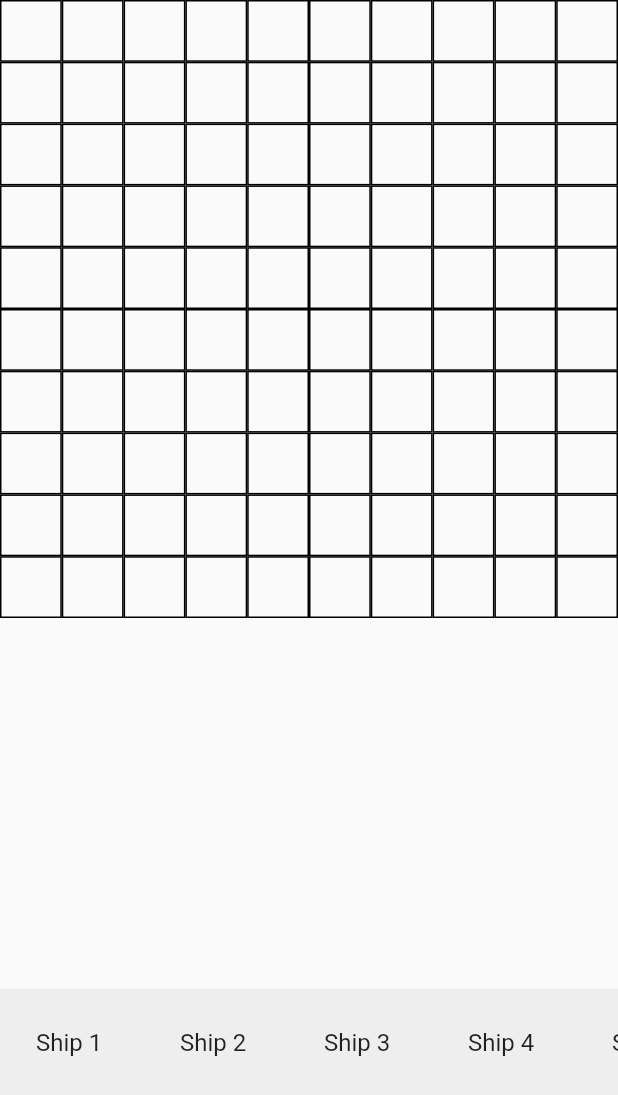
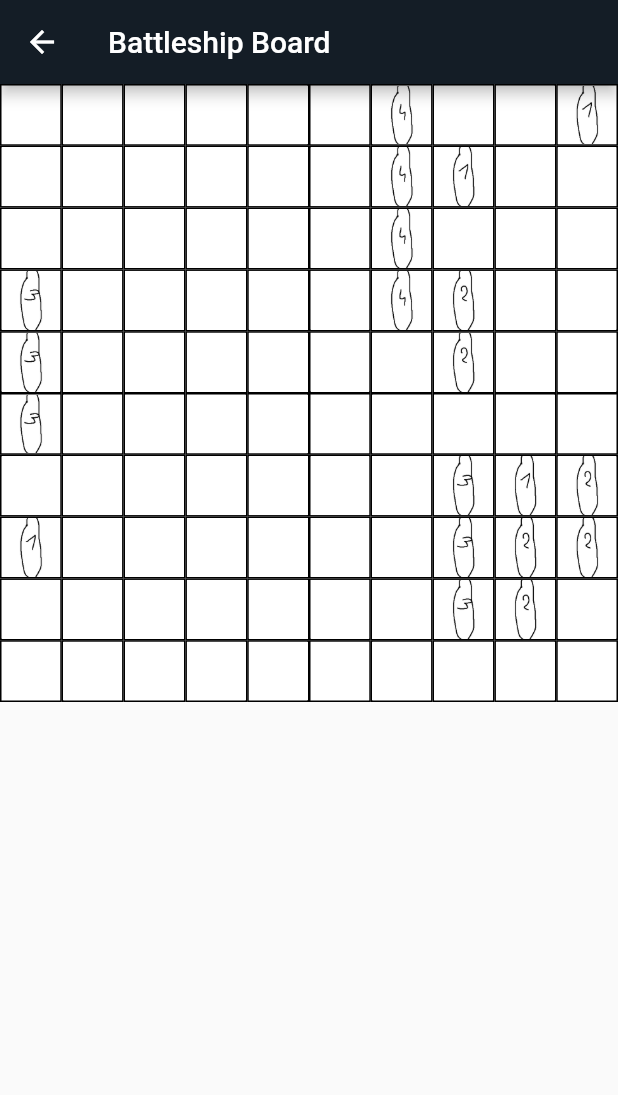
Before and after one commit to shaxi1/BattleShips, a Flutter app: the screen it shows after launch, on a phone screen of 412 x 824 dp. Shown: the top 1095 px of the screen. Run offline on Flutter 3.47's test engine with Material 2 defaults, Android fonts, the light colour scheme and no system bars; our stand-ins replace firebase_auth, firebase_core; accounts and stored records are empty.

Commit message:
Add ship deployment screen

```diff
--- a/battleships/lib/screens/ship_deployment.dart
+++ b/battleships/lib/screens/ship_deployment.dart
@@ -1,21 +1,7 @@
-import 'package:battleships/theme.dart';
 import 'package:flutter/material.dart';
+import 'dart:math';
 
-import '../structs/ship.dart';
-
-class Board {
-  late List<Ship?> grid;
-
-  Board(int size) {
-    grid = List<Ship?>.generate(size * size, (index) => null);
-  }
-
-  void placeShip(int index, Ship ship) {
-    // Implement logic to place ship on the board
-    // Check for valid placement, avoiding overlap with other ships
-    // You may want to handle edge cases based on the ship's rotation
-  }
-}
+import 'package:battleships/structs/ship.dart';
 
 class ShipPlacementScreen extends StatefulWidget {
   const ShipPlacementScreen({Key? key}) : super(key: key);
@@ -25,153 +11,122 @@ class ShipPlacementScreen extends StatefulWidget {
 }
 
 class _ShipPlacementScreenState extends State<ShipPlacementScreen> {
-  final int boardSize = 10; // Change this based on your requirement
-  final int maxShips = 10; // 1x4, 2x3, 3x2, 4x1
-  Board board = Board(10);
+  late List<Ship> board;
+
+  // Map ship sizes to corresponding image paths
+  Map<int, String> shipImagePaths = {
+    1: 'assets/ship_size1.png',
+    2: 'assets/ship_size2.png',
+    3: 'assets/ship_size3.png',
+    4: 'assets/ship_size4.png',
+  };
+
+  @override
+  void initState() {
+    super.initState();
+    int boardLength = 10;
+    int boardSize = boardLength * boardLength;
+    board = List.generate(
+        boardSize, (index) => Ship(rotation: 'up', size: 0, shipPart: 'water'));
+    _initializeShips();
+  }
+
+  // Function to initialize ships randomly
+  void _initializeShips() {
+    // Initialize ships based on the given counts
+    Map<int, int> shipCounts = {1: 4, 2: 3, 3: 2, 4: 1};
+    for (int shipSize in shipCounts.keys) {
+      for (int i = 0; i < shipCounts[shipSize]!; i++) {
+        _initializeShip(shipSize, 10);
+      }
+    }
+  }
+
+  int _findShipHeadIndex(int shipSize, int boardLength, int boardSize) {
+    // choose random index for ship head position, based on board size, avoid edges (take into account the ship size, and the rotation up)
+    Random random = Random();
+    while (true) {
+      int headIndex = random.nextInt(boardSize - shipSize * boardLength);
+      print(headIndex);
+      // check if the ship can be placed at the chosen index
+      bool canPlace = true;
+      for (int i = 0; i < shipSize; i++) {
+        if (board[headIndex + i * boardLength].shipPart != 'water') {
+          canPlace = false;
+          break;
+        }
+      }
+      if (canPlace) {
+        return headIndex;
+      }
+    }
+  }
+
+  // All ships are initalized with rotation 'up'
+  void _initializeShip(int size, int boardLength) {
+    int headIndex =
+        _findShipHeadIndex(size, boardLength, boardLength * boardLength);
+
+    for (int i = 0; i < size; i++) {
+      Ship ship;
+      // head or tail of the ship
+      if (i == 0 || i == size - 1) {
+        ship = Ship(rotation: 'up', size: size, shipPart: 'edge');
+      } else {
+        ship = Ship(rotation: 'up', size: size, shipPart: 'middle');
+      }
+      board[headIndex + i * boardLength] = ship;
+    }
+  }
 
   @override
   Widget build(BuildContext context) {
-    final isHorizontal =
-        MediaQuery.of(context).orientation == Orientation.landscape;
-    final screenHeight = MediaQuery.of(context).size.height;
-    final screenWidth = MediaQuery.of(context).size.width;
-
-    final boardHeight = screenHeight * 0.8;
-    final forVerticalshipsSectionHeight = screenHeight * 0.2;
-    final forHorizontalshipsSectionWidth = screenWidth * 0.2;
-
-    print(boardHeight);
-
     return Scaffold(
-      body: isHorizontal
-          ? _buildHorizontalLayout(boardHeight, forVerticalshipsSectionHeight)
-          : _buildVerticalLayout(boardHeight, forHorizontalshipsSectionWidth),
-    );
-  }
-
-  Widget _buildHorizontalLayout(
-      double boardHeight, double forHorizontalshipsSectionWidth) {
-    return Row(
-      children: [
-        Expanded(
-          flex: 8,
-          child: Container(
-            height: boardHeight,
-            child: GridView.builder(
-              gridDelegate: SliverGridDelegateWithFixedCrossAxisCount(
-                crossAxisCount: boardSize,
-              ),
-              itemBuilder: (context, index) {
-                return GestureDetector(
-                  onTap: () {
-                    // Handle ship placement here
-                    if (board.grid[index] == null) {
-                      Ship newShip =
-                          Ship(rotation: 'l', size: 1); // Customize as needed
-                      board.placeShip(index, newShip);
-                      setState(() {});
-                    }
-                  },
-                  child: Container(
-                    width: forHorizontalshipsSectionWidth,
-                    decoration: BoxDecoration(
-                      border: Border.all(),
-                    ),
-                    child: Center(
-                      child: board.grid[index]?.isHit == true
-                          ? Icon(Icons.close)
-                          : Text(
-                              board.grid[index]?.size.toString() ?? '',
-                              style: TextStyle(fontSize: 18.0),
-                            ),
-                    ),
-                  ),
-                );
-              },
-              itemCount: boardSize * boardSize,
-            ),
-          ),
-        ),
-        Expanded(
-          flex: 2,
-          child: Container(
-            height: boardHeight,
-            padding: const EdgeInsets.symmetric(vertical: 16.0),
-            color: availShipsSectionBackgroundColor,
-            child: ListView.builder(
-              itemBuilder: (context, index) {
-                // Generate a list of available ships (images or other widgets)
-                return ListTile(
-                  title: Text('Ship ${index + 1}'), // TODO: change to photo
-                  // Add ship images or other widgets here
-                );
-              },
-              itemCount: maxShips,
-            ),
-          ),
-        ),
-      ],
-    );
-  }
-
-  Widget _buildVerticalLayout(double boardHeight, double shipsSectionHeight) {
-    return Column(
-      children: [
-        Container(
-          height: boardHeight,
-          child: GridView.builder(
+      appBar: AppBar(
+        title: Text('Battleship Board'),
+      ),
+      body: OrientationBuilder(
+        builder: (context, orientation) {
+          return GridView.builder(
             gridDelegate: SliverGridDelegateWithFixedCrossAxisCount(
-              crossAxisCount: boardSize,
+              crossAxisCount: orientation == Orientation.portrait ? 10 : 15,
             ),
             itemBuilder: (context, index) {
-              return GestureDetector(
-                onTap: () {
-                  // Handle ship placement here
-                  if (board.grid[index] == null) {
-                    Ship newShip =
-                        Ship(rotation: 'l', size: 1); // Customize as needed
-                    board.placeShip(index, newShip);
-                    setState(() {});
-                  }
-                },
-                child: Container(
-                  decoration: BoxDecoration(
-                    border: Border.all(),
-                  ),
-                  child: Center(
-                    child: board.grid[index]?.isHit == true
-                        ? Icon(Icons.close)
-                        : Text(
-                            board.grid[index]?.size.toString() ?? '',
-                            style: TextStyle(fontSize: 18.0),
-                          ),
-                  ),
+              Ship ship = board[index];
+              String imagePath;
+              if (ship.shipPart == 'water') {
+                imagePath =
+                    'assets/water.png'; // Change this to your water image
+              } else {
+                imagePath = shipImagePaths[ship.size] ?? '';
+              }
+
+              // Rotate the image if ship's rotation is not 'up'
+              Widget imageWidget = ship.rotation != 'up'
+                  ? Transform.rotate(
+                      angle: ship.rotation == 'right' ? -pi / 2 : pi / 2,
+                      child: Image.asset(
+                        imagePath,
+                        fit: BoxFit.cover,
+                      ),
+                    )
+                  : Image.asset(
+                      imagePath,
+                      fit: BoxFit.cover,
+                    );
+
+              // Add borders to simulate grid lines
+              return Container(
+                decoration: BoxDecoration(
+                  border: Border.all(color: Colors.black),
                 ),
+                child: imageWidget,
               );
             },
-            itemCount: boardSize * boardSize,
-          ),
-        ),
-        Container(
-          height: shipsSectionHeight,
-          color: Colors.grey[200],
-          child: ListView.builder(
-            scrollDirection: Axis.horizontal,
-            itemBuilder: (context, index) {
-              // Generate a list of available ships (images or other widgets)
-              return Container(
-                width: 80.0, // Adjust as needed
-                margin: EdgeInsets.all(8.0),
-                child: ListTile(
-                  title: Text('Ship ${index + 1}'),
-                  // Add ship images or other widgets here
-                ),
-              );
-            },
-            itemCount: maxShips,
-          ),
-        ),
-      ],
+            itemCount: board.length,
+          );
+        },
+      ),
     );
   }
 }
--- a/battleships/lib/structs/ship.dart
+++ b/battleships/lib/structs/ship.dart
@@ -2,6 +2,11 @@ class Ship {
   String rotation; // 'left', 'right', 'down', 'up'
   bool isHit;
   int size;
+  String shipPart; // 'edge' - head or tail, 'middle', 'water'
 
-  Ship({required this.rotation, this.isHit = false, required this.size});
+  Ship(
+      {required this.rotation,
+      this.isHit = false,
+      required this.size,
+      required this.shipPart});
 }
```
Also changed, not shown: battleships/assets/ship_size1.png (added), battleships/assets/ship_size2.png (added), battleships/assets/ship_size3.png (added), battleships/assets/ship_size4.png (added), battleships/assets/water.png (added).
